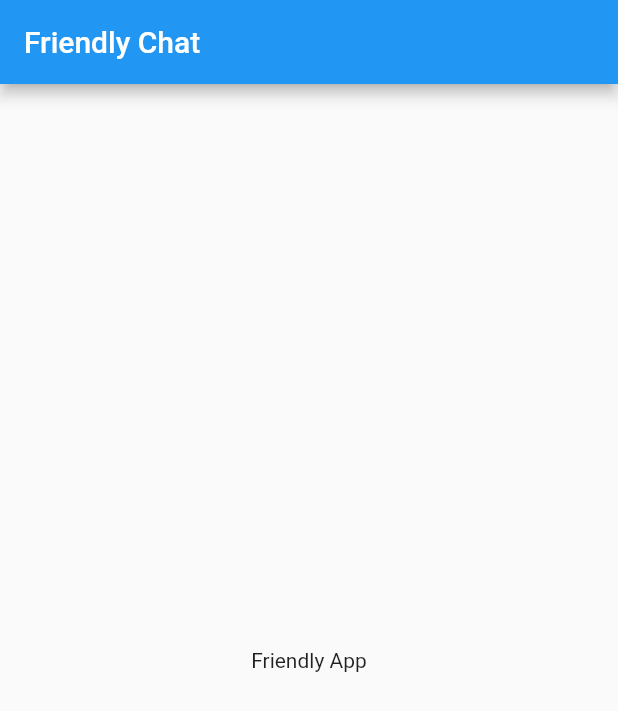
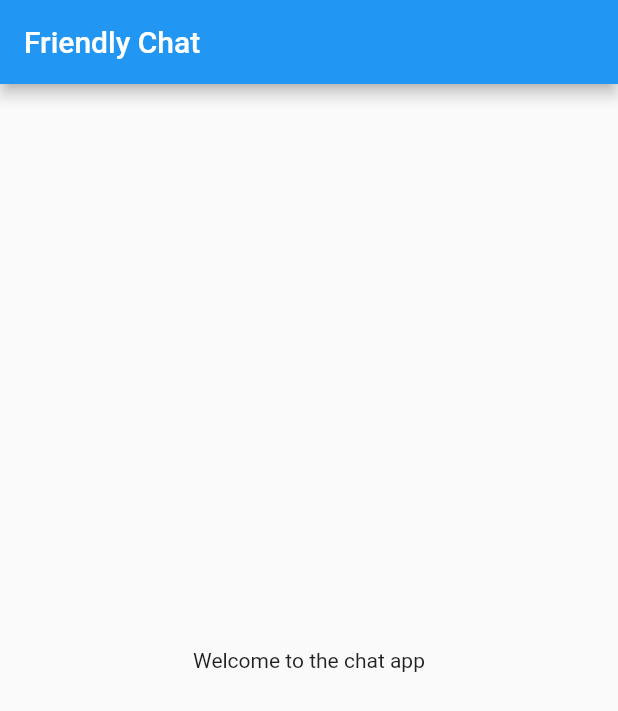
Before and after one commit to Skipper-116/flutter-chat-app, a Flutter app: the screen it shows after launch, on a phone screen of 412 x 824 dp. Shown: the top 711 px of the screen. Run offline on Flutter 3.47's test engine with Material 2 defaults, Android fonts, the phone set to English and light mode, and no system bars.

```diff
--- a/lib/main.dart
+++ b/lib/main.dart
@@ -30,7 +30,7 @@ class ChatScreen extends StatelessWidget {
         title: const Text('Friendly Chat'),
       ),
       body: const Center(
-        child: Text('Friendly App'),
+        child: Text('Welcome to the chat app'),
       ),
     );
   }
```
